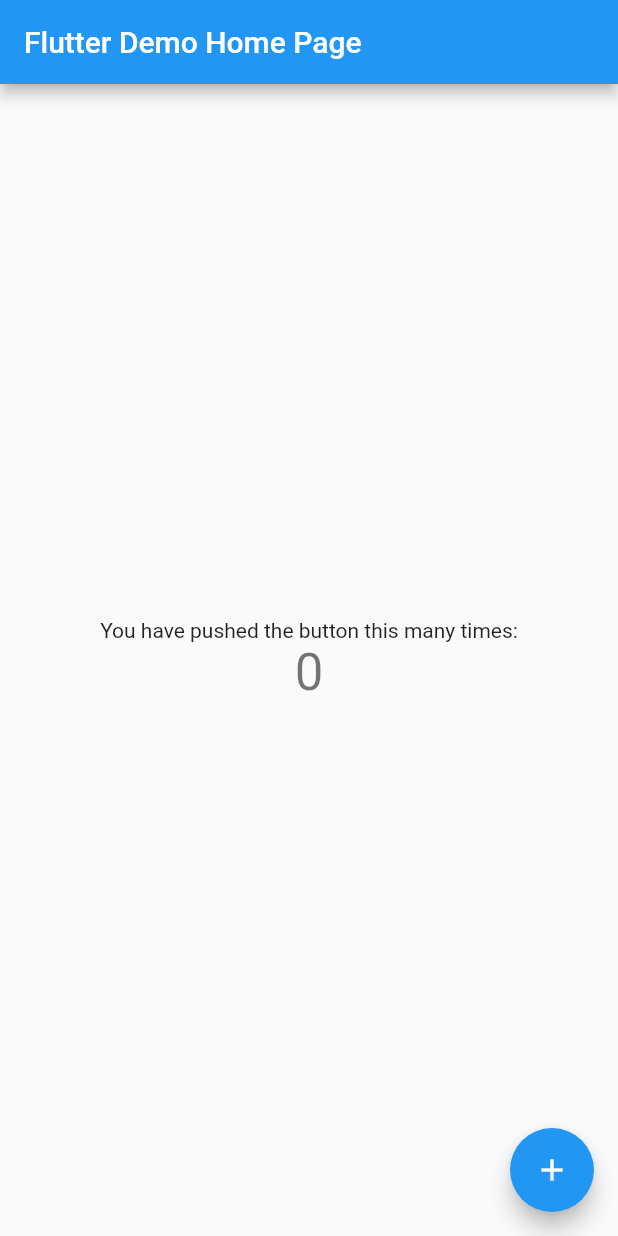
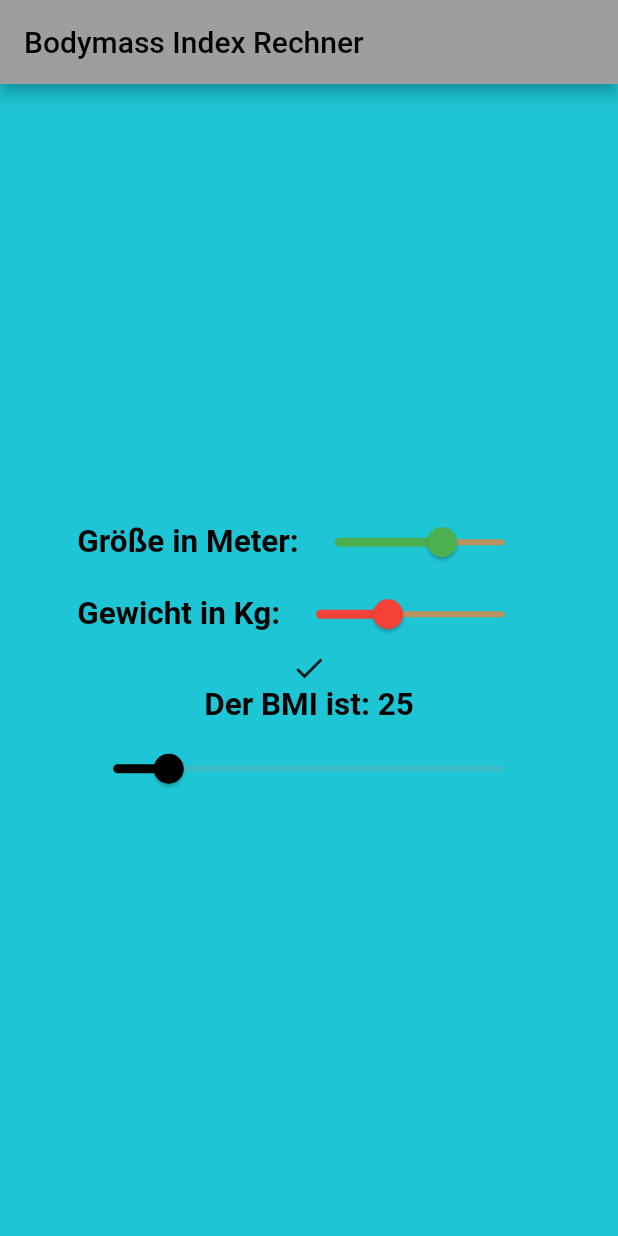
Before and after one commit to meissnerM224/BMI-Rechner, a Flutter app: the screen it shows after launch, on a phone screen of 412 x 824 dp. Run offline on Flutter 3.47's test engine with Material 2 defaults, Android fonts, the phone set to English and light mode, and no system bars.

Commit message:
BMI Calculator is ready

```diff
--- a/flutter_application_1/lib/main.dart
+++ b/flutter_application_1/lib/main.dart
@@ -7,109 +7,140 @@ void main() {
 class MyApp extends StatelessWidget {
   const MyApp({Key? key}) : super(key: key);
 
-  // This widget is the root of your application.
   @override
   Widget build(BuildContext context) {
     return MaterialApp(
       title: 'Flutter Demo',
       theme: ThemeData(
-        // This is the theme of your application.
-        //
-        // Try running your application with "flutter run". You'll see the
-        // application has a blue toolbar. Then, without quitting the app, try
-        // changing the primarySwatch below to Colors.green and then invoke
-        // "hot reload" (press "r" in the console where you ran "flutter run",
-        // or simply save your changes to "hot reload" in a Flutter IDE).
-        // Notice that the counter didn't reset back to zero; the application
-        // is not restarted.
-        primarySwatch: Colors.blue,
+        primarySwatch: Colors.grey,
       ),
-      home: const MyHomePage(title: 'Flutter Demo Home Page'),
+      home: const MyBMIRechner(title: 'Bodymass Index Rechner'),
     );
   }
 }
 
-class MyHomePage extends StatefulWidget {
-  const MyHomePage({Key? key, required this.title}) : super(key: key);
-
-  // This widget is the home page of your application. It is stateful, meaning
-  // that it has a State object (defined below) that contains fields that affect
-  // how it looks.
-
-  // This class is the configuration for the state. It holds the values (in this
-  // case the title) provided by the parent (in this case the App widget) and
-  // used by the build method of the State. Fields in a Widget subclass are
-  // always marked "final".
+class MyBMIRechner extends StatefulWidget {
+  const MyBMIRechner({Key? key, required this.title}) : super(key: key);
 
   final String title;
 
   @override
-  State<MyHomePage> createState() => _MyHomePageState();
+  State<MyBMIRechner> createState() => _MyBMIRechnerState();
 }
 
-class _MyHomePageState extends State<MyHomePage> {
-  int _counter = 0;
-
-  void _incrementCounter() {
-    setState(() {
-      // This call to setState tells the Flutter framework that something has
-      // changed in this State, which causes it to rerun the build method below
-      // so that the display can reflect the updated values. If we changed
-      // _counter without calling setState(), then the build method would not be
-      // called again, and so nothing would appear to happen.
-      _counter++;
-    });
-  }
+class _MyBMIRechnerState extends State<MyBMIRechner> {
+  double _groesse = 1.80;
+  double _gewicht = 80.0;
 
   @override
   Widget build(BuildContext context) {
-    // This method is rerun every time setState is called, for instance as done
-    // by the _incrementCounter method above.
-    //
-    // The Flutter framework has been optimized to make rerunning build methods
-    // fast, so that you can just rebuild anything that needs updating rather
-    // than having to individually change instances of widgets.
+    final bmi = _gewicht / (_groesse * _groesse);
+    var bmiSlider = bmi;
     return Scaffold(
         appBar: AppBar(
-        // Here we take the value from the MyHomePage object that was created by
-        // the App.build method, and use it to set our appbar title.
           title: Text(widget.title),
         ),
-      body: Center(
-        // Center is a layout widget. It takes a single child and positions it
-        // in the middle of the parent.
+        body: LayoutBuilder(builder: ((context, constraints) {
+          double maxW = constraints.maxWidth * 0.75;
+          return Container(
+              color: Color.fromARGB(255, 30, 197, 212),
+              child: Center(
+                child: ConstrainedBox(
+                  constraints: BoxConstraints(
+                    maxWidth: maxW,
+                  ),
                   child: Column(
-          // Column is also a layout widget. It takes a list of children and
-          // arranges them vertically. By default, it sizes itself to fit its
-          // children horizontally, and tries to be as tall as its parent.
-          //
-          // Invoke "debug painting" (press "p" in the console, choose the
-          // "Toggle Debug Paint" action from the Flutter Inspector in Android
-          // Studio, or the "Toggle Debug Paint" command in Visual Studio Code)
-          // to see the wireframe for each widget.
-          //
-          // Column has various properties to control how it sizes itself and
-          // how it positions its children. Here we use mainAxisAlignment to
-          // center the children vertically; the main axis here is the vertical
-          // axis because Columns are vertical (the cross axis would be
-          // horizontal).
                     mainAxisAlignment: MainAxisAlignment.center,
+                    crossAxisAlignment: CrossAxisAlignment.center,
                     children: <Widget>[
+                      Row(
+                          mainAxisAlignment: MainAxisAlignment.center,
+                          children: [
                             const Text(
-              'You have pushed the button this many times:',
+                              'Größe in Meter:',
+                              style: TextStyle(
+                                  fontSize: 21.00,
+                                  fontWeight: FontWeight.w600,
+                                  color: Color.fromARGB(255, 0, 0, 0)),
                             ),
+                            Expanded(
+                              child: Slider(
+                                activeColor: Colors.green,
+                                inactiveColor:
+                                    Color.fromARGB(255, 188, 145, 95),
+                                divisions: 220,
+                                label: '${_groesse.toStringAsFixed(2)} m',
+                                onChanged: (value) {
+                                  setState(() {
+                                    _groesse = value;
+                                  });
+                                },
+                                min: 01.10,
+                                max: 02.20,
+                                value: _groesse,
+                              ),
+                            ),
+                          ]),
+                      Row(
+                        mainAxisAlignment: MainAxisAlignment.center,
+                        children: [
+                          const Text(
+                            'Gewicht in Kg:',
+                            style: TextStyle(
+                                fontSize: 21.00,
+                                fontWeight: FontWeight.w600,
+                                color: Color.fromARGB(255, 0, 0, 0)),
+                          ),
+                          Expanded(
+                            child: Slider(
+                              activeColor: Colors.red,
+                              inactiveColor: Color.fromARGB(255, 188, 145, 95),
+                              divisions: 180,
+                              label: ' ${_gewicht.round()} Kg',
+                              onChanged: (value) {
+                                setState(() {
+                                  _gewicht = value;
+                                });
+                              },
+                              min: 20.0,
+                              max: 180.0,
+                              value: _gewicht,
+                            ),
+                          ),
+                        ],
+                      ),
+                      Icon((bmi > 28 || bmi < 19)
+                          ? Icons.build_circle_sharp
+                          : Icons.check),
                       Text(
-              '$_counter',
-              style: Theme.of(context).textTheme.headline4,
+                        'Der BMI ist: ${bmi.toStringAsFixed(0)}',
+                        style: TextStyle(
+                          fontWeight: bmiSlider > 28 || bmiSlider < 19
+                              ? FontWeight.w700
+                              : FontWeight.w600,
+                          fontSize:
+                              bmiSlider > 28 || bmiSlider < 19 ? 23.00 : 21.00,
+                          color:
+                              bmi > 28 || bmi < 19 ? Colors.red : Colors.black,
+                        ),
+                      ),
+                      SizedBox(
+                        width: 600.00,
+                        height: 60.00,
+                        child: Slider(
+                          activeColor: bmiSlider > 28 || bmiSlider < 19
+                              ? Colors.red
+                              : Colors.black,
+                          value: bmiSlider,
+                          onChanged: (value) {},
+                          min: 4.00,
+                          max: 150.00,
+                        ),
                       ),
                     ],
                   ),
                 ),
-      floatingActionButton: FloatingActionButton(
-        onPressed: _incrementCounter,
-        tooltip: 'Increment',
-        child: const Icon(Icons.add),
-      ), // This trailing comma makes auto-formatting nicer for build methods.
-    );
+              ));
+        })));
   }
 }
--- a/flutter_application_1/pubspec.yaml
+++ b/flutter_application_1/pubspec.yaml
@@ -29,6 +29,7 @@ environment:
 dependencies:
   flutter:
     sdk: flutter
+  # input_slider: ^0.3.0
 
 
   # The following adds the Cupertino Icons font to your application.
```
Also changed, not shown: flutter_application_1/lib/BMI rechner.dart (deleted). Lines whose indentation alone changed are shown as unchanged.
